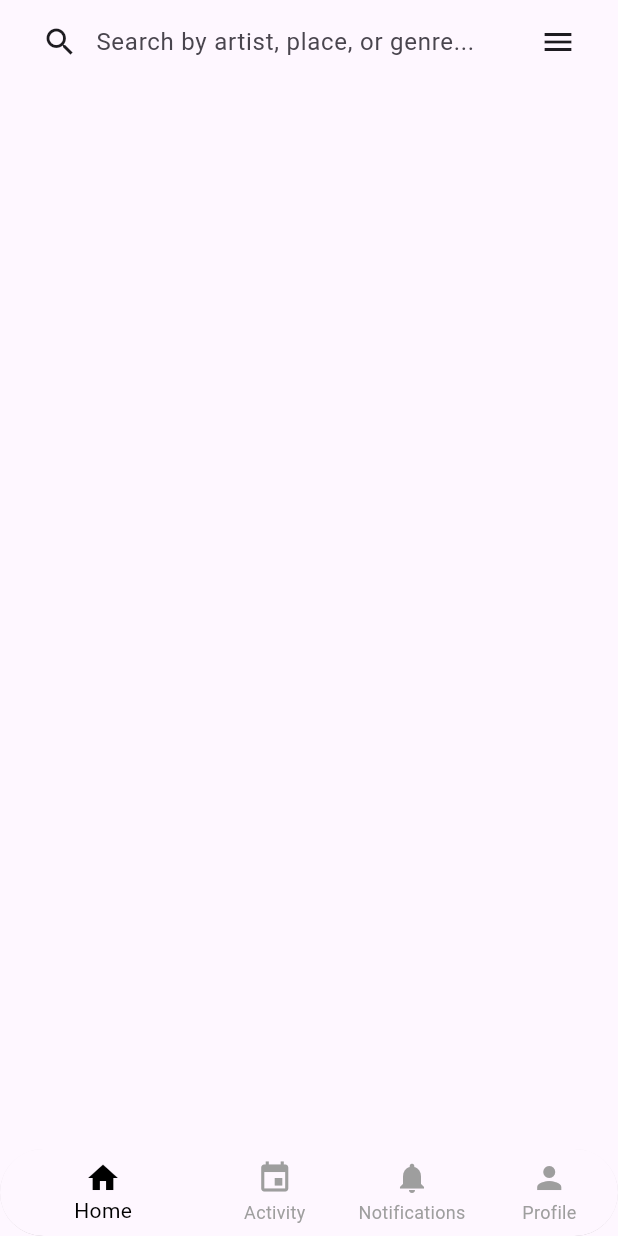
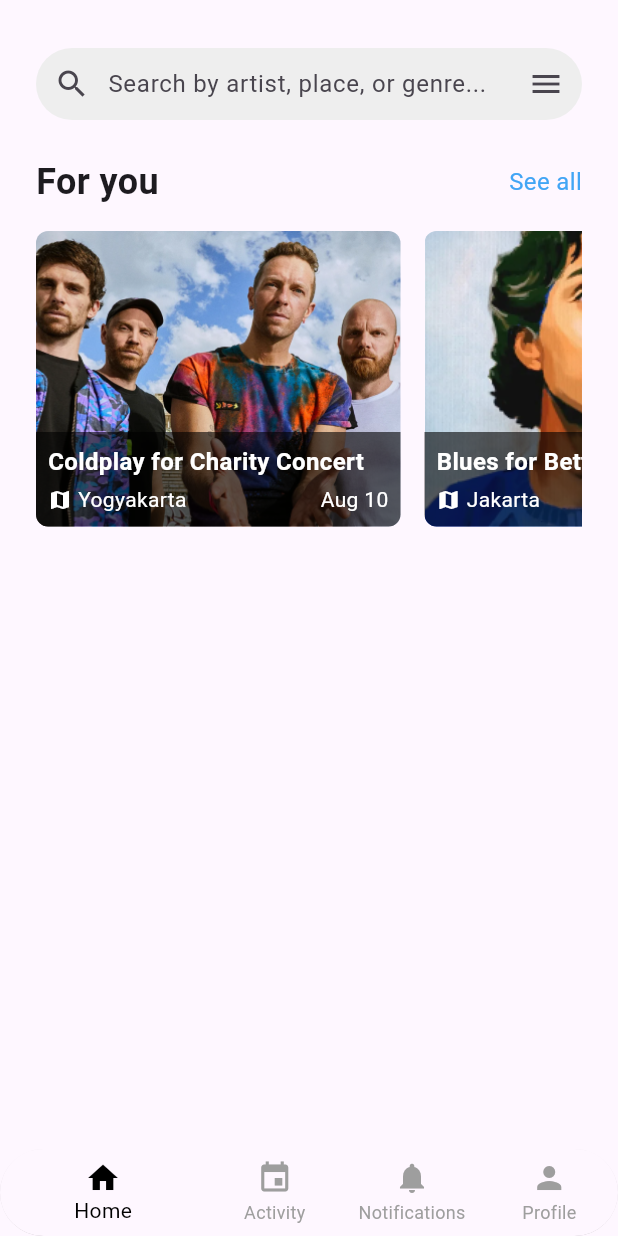
Before and after one commit to alifrizqullahmaruf/PijarApp, a Flutter app: the screen it shows after launch, on a phone screen of 412 x 824 dp. Run offline on Flutter 3.47's test engine with Material 3 defaults, Android fonts, the light colour scheme and no system bars.

Commit message:
Add some bigcard widgets reusable

```diff
--- a/lib/pages/content/home_screen.dart
+++ b/lib/pages/content/home_screen.dart
@@ -1,4 +1,6 @@
 import 'package:flutter/material.dart';
+import 'package:flutter/widgets.dart';
+import 'package:pijar_app/widgets/big_card.dart';
 
 class HomeScreen extends StatelessWidget {
   const HomeScreen({super.key});
@@ -6,11 +8,18 @@
   @override
   Widget build(BuildContext context) {
     return Scaffold(
-      appBar: AppBar(
-        title: Padding(
-          padding: const EdgeInsets.symmetric(vertical: 24),
+      body: Padding(
+        padding: const EdgeInsets.all(24),
+        child: SafeArea(
+          child: Column(
+            children: [
+              Padding(
+                padding: const EdgeInsets.symmetric(vertical: 8),
                 child: Container(
-            decoration: BoxDecoration(borderRadius: BorderRadius.circular(32),),
+                  decoration: BoxDecoration(
+                    color: Colors.grey.shade200,
+                    borderRadius: BorderRadius.circular(32),
+                  ),
                   child: Row(
                     children: [
                       IconButton(
@@ -38,12 +47,34 @@
                   ),
                 ),
               ),
+              SizedBox(height: 16),
+              Row(
+                children: [
+                  Text(
+                    "For you",
+                    style: TextStyle(fontSize: 24, fontWeight: FontWeight.w700),
                   ),
-      body: SafeArea(
-        child: Column(
+                  Spacer(),
+                  Text(
+                    "See all",
+                    style: TextStyle(color: Colors.blue.shade400, fontSize: 16),
+                  )
+                ],
+              ),
+              SizedBox(height: 16),
+              SingleChildScrollView(
+                scrollDirection: Axis.horizontal,
+                child: Row(
+
                   children: [
-            // Add your content here
+                    BigCard(imagePath: "lib/assets/coldPlay.png", title: "Coldplay for Charity Concert", location: "Yogyakarta", date: "Aug 10"),
+                    SizedBox(width: 16,),
+                    BigCard(imagePath: "lib/assets/blues.png", title: "Blues for Betterment", location: "Jakarta", date: "June 16")
                   ],
+                ),
+              )
+            ],
+          ),
         ),
       ),
     );
--- /dev/null
+++ b/lib/widgets/big_card.dart
@@ -0,0 +1,83 @@
+import 'package:flutter/material.dart';
+
+class BigCard extends StatelessWidget {
+  final String imagePath;
+  final String title;
+  final String location;
+  final String date;
+
+  const BigCard({
+    super.key,
+    required this.imagePath,
+    required this.title,
+    required this.location,
+    required this.date,
+  });
+
+  @override
+  Widget build(BuildContext context) {
+    return Stack(
+      children: [
+        Container(
+          width: 243,
+          height: 197,
+          decoration: BoxDecoration(
+            borderRadius: BorderRadius.circular(8),
+            image: DecorationImage(
+              image: AssetImage(imagePath),
+              fit: BoxFit.cover,
+            ),
+          ),
+        ),
+        Positioned(
+          bottom: 0,
+          left: 0,
+          right: 0,
+          child: Container(
+            padding: EdgeInsets.all(8),
+            decoration: BoxDecoration(
+              color: Colors.black.withOpacity(0.6),
+              borderRadius: BorderRadius.only(
+                bottomLeft: Radius.circular(8),
+                bottomRight: Radius.circular(8),
+              ),
+            ),
+            child: Column(
+              crossAxisAlignment: CrossAxisAlignment.start,
+              children: [
+                Text(
+                  title,
+                  style: TextStyle(
+                    color: Colors.white,
+                    fontSize: 16,
+                    fontWeight: FontWeight.bold,
+                  ),
+                ),
+                SizedBox(height: 4),
+                Row(
+                  children: [
+                    Icon(
+                      Icons.map,
+                      color: Colors.white,
+                      size: 16,
+                    ),
+                    SizedBox(width: 4),
+                    Text(
+                      location,
+                      style: TextStyle(color: Colors.white),
+                    ),
+                    Spacer(),
+                    Text(
+                      date,
+                      style: TextStyle(color: Colors.white),
+                    ),
+                  ],
+                ),
+              ],
+            ),
+          ),
+        ),
+      ],
+    );
+  }
+}
--- a/pubspec.yaml
+++ b/pubspec.yaml
@@ -63,6 +63,8 @@
     - lib/assets/logo.png
     - lib/assets/splash.png
     - lib/assets/smallLogo.png
+    - lib/assets/coldPlay.png
+    - lib/assets/blues.png
   #   - images/a_dot_ham.jpeg
 
   # An image asset can refer to one or more resolution-specific "variants", see
```
Also changed, not shown: lib/assets/blues.png (added), lib/assets/coldPlay.png (added). Lines whose indentation alone changed are shown as unchanged.
